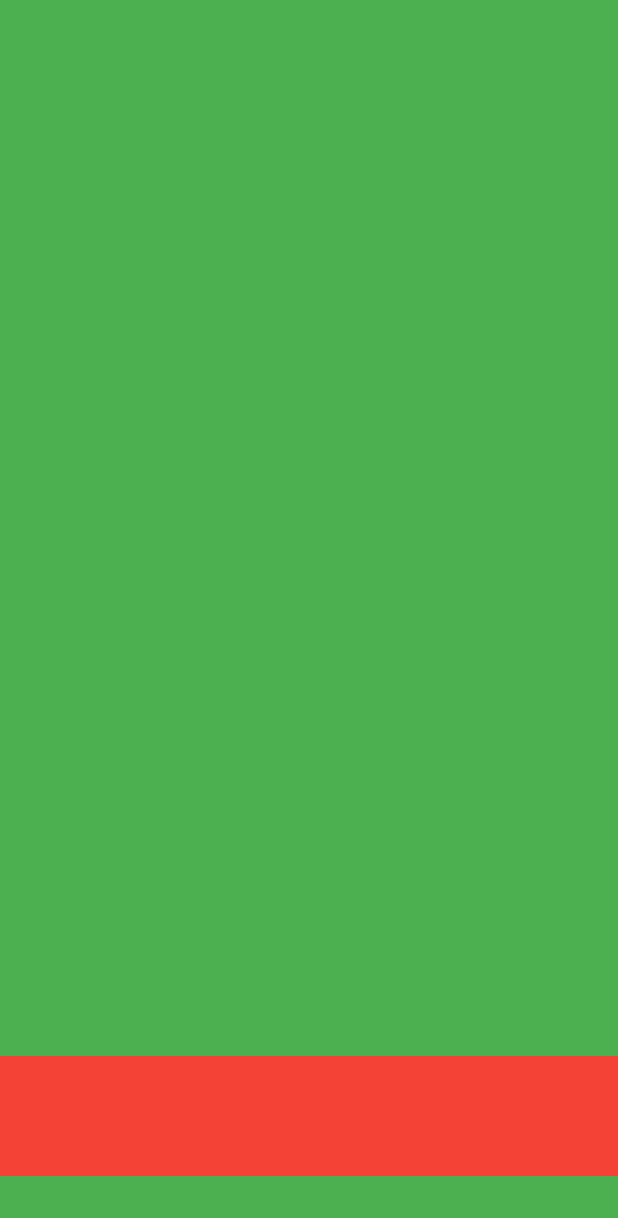
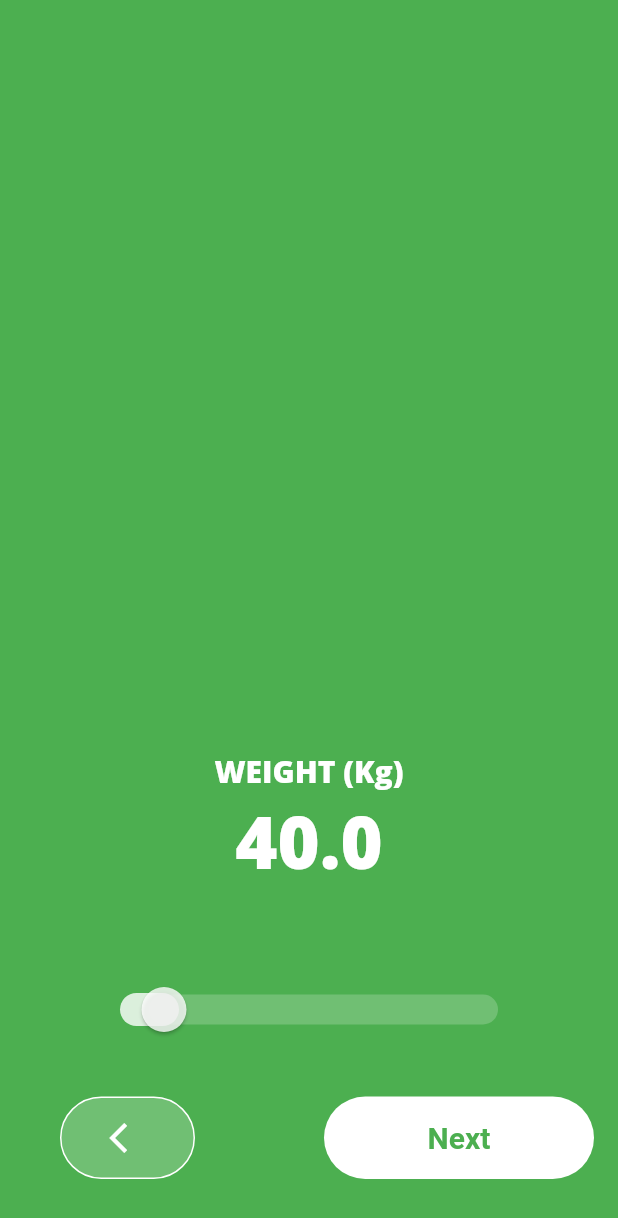
Before and after one commit to Sehajbir/BMI-Calculator, a Flutter app: the Page1 screen opened directly, on a phone screen of 412 x 824 dp. Shown: the top 1218 px of the screen. Run offline on Flutter 3.47's test engine with Material 2 defaults, Android fonts, the phone set to English and light mode, and no system bars; Roboto replaces fonts that are missing (Open Sans).

Commit message:
Added Weight Selection Screen

```diff
--- a/lib/main.dart
+++ b/lib/main.dart
@@ -1,5 +1,4 @@
 import 'package:flutter/material.dart';
-import 'package:animated_text_kit/animated_text_kit.dart';
 
 void main() => runApp(MyApp());
 
@@ -110,25 +109,125 @@ class Page1 extends StatefulWidget{
 }
 
 class _Page1State extends State <Page1>{
+  var weight = 40.0;
   @override
   Widget build(BuildContext context) {
-    // TODO: implement build
+
     return Scaffold(
       backgroundColor: Colors.green,
       body: Center(
         child: Column(
           children: <Widget>[
             new Expanded(child: Container()),
+            Center(
+              child: Text("WEIGHT (Kg)", style: TextStyle(fontWeight: FontWeight.w900, fontSize: 20, fontFamily: 'Open Sans', color: Colors.white),),
+            ),
             Padding(
-              padding: const EdgeInsets.only(bottom: 40.0),
+              padding: const EdgeInsets.only(bottom: 50.0),
+              child: Center(
+                child: Text(weight.toString(), style: TextStyle(fontWeight: FontWeight.w900, fontSize: 48, fontFamily: 'Open Sans', color: Colors.white),),
+              ),
+            ),
+            Padding(
+              padding: const EdgeInsets.only(bottom: 20.0),
               child: new Container(
                 width: double.infinity,
-                height: 80,
-                color: Colors.red,
+                height: 60,
+                color: Colors.transparent,
                 child: Row(
+                  children: <Widget>[
+                    new Expanded(child: Container()),
+                    SliderTheme(
+                      data: SliderThemeData(
+                        trackHeight: 20,
+                        inactiveTrackColor: Colors.white,
+                        thumbColor: Colors.white.withOpacity(1.0),
+                        thumbShape: RoundSliderThumbShape(enabledThumbRadius: 15.0, disabledThumbRadius: 20.0)
+                      ),
+                      child: Padding(
+                        padding: const EdgeInsets.only(left: 8.0, right: 8.0),
+                        child: Container(
+                          width: 300,
+                          child: new Slider(
+                              value: weight,
+                              min: 30,
+                              max: 150,
+                              divisions: 120,
+                              activeColor: Colors.white.withOpacity(0.8),
+                              inactiveColor: Colors.white.withOpacity(0.2),
+                              onChanged: (_value) {
+                                setState(() {
+                                  weight = _value;
+                                });
+                              },
 
+                          ),
+                        ),
+                      ),
+                    ),
+                    new Expanded(child: Container())
+                  ],
                 ),
               ),
+            ),
+            Row(
+              children: <Widget>[
+                Padding(
+                  padding: const EdgeInsets.only(bottom: 30.0, left: 40.0),
+                  child: new Container(
+                    width: 90,
+                    height: 55,
+                    decoration: BoxDecoration(
+                      border: Border.all(color: Colors.white, width: 1),
+                      borderRadius: BorderRadius.all(Radius.circular(40.0)),
+                      color: Colors.white.withOpacity(0.2),
+                    ),
+//                    color: Colors.white.withOpacity(0.2),
+                    child: new IconButton(icon: Icon(Icons.arrow_back_ios, color: Colors.white,), onPressed: () {
+                      Navigator.push(context, MaterialPageRoute(
+                          builder: (context) => MyHomePage()));
+                    }),
+                  ),
+                ),
+                new Expanded(child: Container()),
+                Padding(
+                  padding: const EdgeInsets.only(bottom: 30.0, right: 0.0),
+                  child: ButtonBar(
+                    children: <Widget>[
+                      FlatButton(
+                        child: new Container(
+                          width: 180,
+                          height: 55,
+                          decoration: BoxDecoration(
+                              color: Colors.white,
+                              borderRadius: BorderRadius.all(Radius.circular(40.0))
+                          ),
+                          child: new Center(
+                            child: Text("Next", style: TextStyle(fontSize: 20, color: Colors.green, fontFamily: 'Roboto', fontWeight: FontWeight.bold), ),
+                          )
+                      ),
+
+                      onPressed: () {
+                          Navigator.push(context, MaterialPageRoute(builder: (context) => HeightPage()));
+                        },
+                      ),
+//                      new Container(
+//                          width: 200,
+//                          height: 55,
+//                          decoration: BoxDecoration(
+//                              color: Colors.white,
+//                              borderRadius: BorderRadius.all(Radius.circular(40.0))
+//                          ),
+//                          child: new Center(
+//                            child: Text("Next", style: TextStyle(fontSize: 20, color: Colors.green, fontFamily: 'Roboto', fontWeight: FontWeight.bold), ),
+//                          )
+//                      ),
+
+                    ],
+                  ),
+                ),
+
+              ],
             )
           ],
         ),
@@ -137,3 +236,35 @@ class _Page1State extends State <Page1>{
   }
 
 }
+
+class HeightPage extends StatelessWidget{
+  @override
+  Widget build(BuildContext context) {
+    return MaterialApp(
+      debugShowCheckedModeBanner: false,
+      theme: ThemeData(
+        primarySwatch: Colors.pink,
+      ),
+      home: heightPage(),
+    );
+  }
+}
+
+// ignore: camel_case_types
+class heightPage extends StatefulWidget{
+  @override
+  _HeightPage createState() => _HeightPage();
+
+}
+
+class _HeightPage extends State <heightPage>{
+  @override
+  Widget build(BuildContext context) {
+    return Scaffold(
+      appBar: AppBar(
+        backgroundColor: Colors.pinkAccent,
+      ),
+    );
+  }
+
+}
```
Also changed, not shown: 1 other file.
